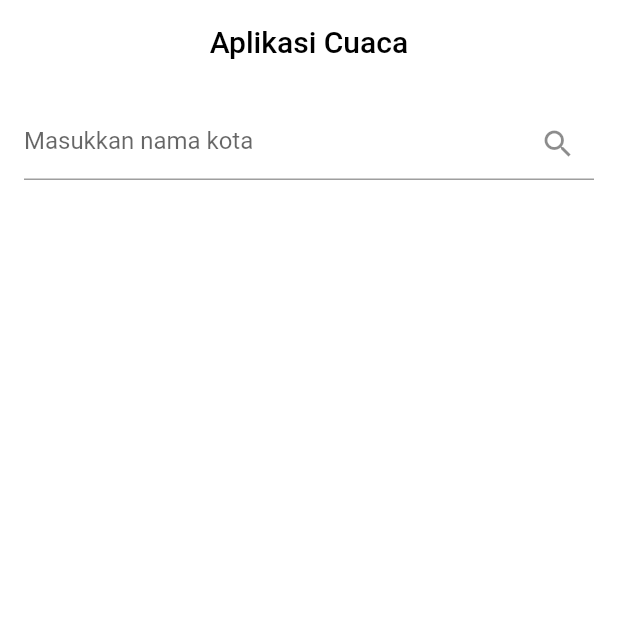
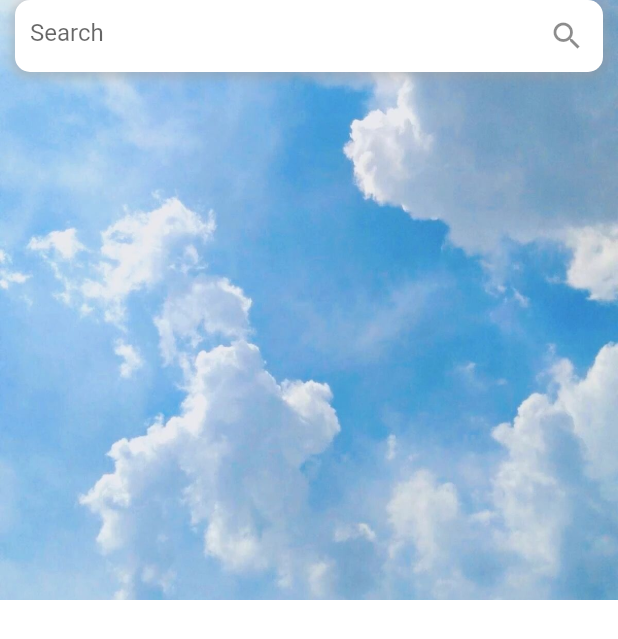
Before and after one commit to AzkaHartami/Weather-flutter, a Flutter app: the screen it shows after launch, on a phone screen of 412 x 824 dp. Shown: the top 639 px of the screen. Run offline on Flutter 3.47's test engine with Material 2 defaults, Android fonts, the phone set to English and light mode, and no system bars; our stand-ins replace weather_icons; network calls fail.

Commit message:
first commit

```diff
--- a/lib/main.dart
+++ b/lib/main.dart
@@ -1,7 +1,7 @@
-import 'package:azka/model/data_api.dart';
-import 'package:azka/model/services/api_fetch.dart';
-import 'package:azka/views/current.dart';
-import 'package:azka/views/informasi.dart';
+import 'package:myapp/model/data_api.dart';
+import 'package:myapp/model/services/api_fetch.dart';
+import 'package:myapp/views/current.dart';
+import 'package:myapp/views/informasi.dart';
 import 'package:flutter/material.dart';
 
 void main() {
@@ -37,9 +37,10 @@ class _HomePageState extends State<HomePage> {
     searchController.dispose();
     super.dispose();
   }
+
   void initState() {
     super.initState();
-  getData("Cimahi");
+    getData("Tanjungpinang");
   }
 
   Future<void> getData(String cityName) async {
@@ -51,33 +52,63 @@ class _HomePageState extends State<HomePage> {
   Widget build(BuildContext context) {
     return Scaffold(
       backgroundColor: Colors.white38,
-      appBar: AppBar(
-        backgroundColor: Colors.white38,
-        elevation: 0.0,
-        title: const Text(
-          "Aplikasi Cuaca",
-          style: TextStyle(color: Colors.black),
+      // appBar: AppBar(
+      //   backgroundColor: Colors.white38,
+      //   elevation: 0.0,
+      //   title: const Text(
+      //     "Aplikasi Cuaca",
+      //     style: TextStyle(color: Colors.black),
+      //   ),
+      //   centerTitle: true,
+      // ),
+      body: Container(
+        decoration: BoxDecoration(
+          image: DecorationImage(
+            image: AssetImage('assets/images/cloud.png'),
+            fit: BoxFit.cover,
           ),
-        centerTitle: true,
         ),
-      body: Column(
+        height: 400,
+        width: 600,
+        child: Column(
           crossAxisAlignment: CrossAxisAlignment.center,
           children: [
-          Padding(
-            padding: const EdgeInsets.all(16.0),
+            // Padding(
+            //   padding: const EdgeInsets.all(16.0),
+            Container(
+              width: 400,
+              decoration: BoxDecoration(
+                color: const Color.fromARGB(255, 255, 255,
+                    255), // Ubah warna latar belakang sesuai keinginan Anda
+                borderRadius: BorderRadius.circular(10),
+                boxShadow: [
+                  BoxShadow(
+                    color: Colors.grey.withOpacity(0.5),
+                    spreadRadius: 2,
+                    blurRadius: 5,
+                    offset: Offset(0, 2), // Ubah offset sesuai keinginan Anda
+                  ),
+                ],
+              ),
+              margin: EdgeInsets.symmetric(horizontal: 10),
               child: TextField(
                 controller: searchController,
                 decoration: InputDecoration(
-                hintText: 'Masukkan nama kota',
+                  hintText: 'Search',
+                  // prefixIcon: Icon(Icons.search),
+                  border: InputBorder.none, // Menghilangkan border bawaan
                   suffixIcon: IconButton(
                     onPressed: () {
                       getData(searchController.text);
                     },
-                  icon: const Icon(Icons.search),
+                    icon: Icon(Icons.search),
+                  ),
+                  contentPadding:
+                      EdgeInsets.symmetric(horizontal: 10, vertical: 12),
                 ),
               ),
             ),
-          ),
+            // ),
             if (data != null)
               Column(
                 children: [
@@ -85,6 +116,10 @@ class _HomePageState extends State<HomePage> {
                     "${data!.icon}",
                     "${data!.temp}",
                     "${data!.cityName}",
+                    "${data!.wind}",
+                    "${data!.description}",
+                    "${data!.max}",
+                    "${data!.min}",
                   ),
                   const SizedBox(height: 60),
                   const Text(
@@ -107,6 +142,7 @@ class _HomePageState extends State<HomePage> {
               ),
           ],
         ),
+      ),
     );
   }
 }
--- a/lib/model/data_api.dart
+++ b/lib/model/data_api.dart
@@ -1,4 +1,4 @@
-class Weather{
+class Weather {
   String? cityName;
   double? temp;
   double? wind;
@@ -6,18 +6,23 @@ class Weather{
   double? feels_like;
   int? pressure;
   String? icon;
+  String? description;
+  double? min;
+  double? max;
 
-  Weather({
-    this.cityName,
-    this.temp,
-    this.wind,
-    this.humid,
-    this.feels_like,
-    this.pressure,
-    this.icon
-  });
+  Weather(
+      {this.cityName,
+      this.temp,
+      this.wind,
+      this.humid,
+      this.feels_like,
+      this.pressure,
+      this.icon,
+      this.description,
+      this.max,
+      this.min});
 
-  Weather.fromJson(Map<String, dynamic> json){
+  Weather.fromJson(Map<String, dynamic> json) {
     cityName = json["name"];
     temp = json["main"]["temp"];
     wind = json["wind"]["speed"];
@@ -25,7 +30,8 @@ class Weather{
     humid = json["main"]["humidity"];
     feels_like = json["main"]["feels_like"];
     icon = json["weather"][0]["icon"];
-
+    description = json["weather"][0]["description"];
+    min = json["main"]["temp_min"];
+    max = json["main"]["temp_max"];
   }
-
 }
--- a/pubspec.yaml
+++ b/pubspec.yaml
@@ -1,4 +1,4 @@
-name: azka
+name: myapp
 description: A new Flutter project.
 
 publish_to: 'none'
@@ -15,6 +15,7 @@ dependencies:
     sdk: flutter
   http : 0.13.4
   weather_icons: ^3.0.0
+  intl: ^0.17.0
 
 
 
@@ -34,3 +35,5 @@ flutter:
 
 
   uses-material-design: true
+  assets:
+    - assets/images/
```
Also changed, not shown: lib/model/services/api_fetch.dart (+4 -4 lines), lib/views/current.dart (+87 -12 lines), assets/images/cloud.png (added), pubspec.lock. Lines whose indentation alone changed are shown as unchanged.
